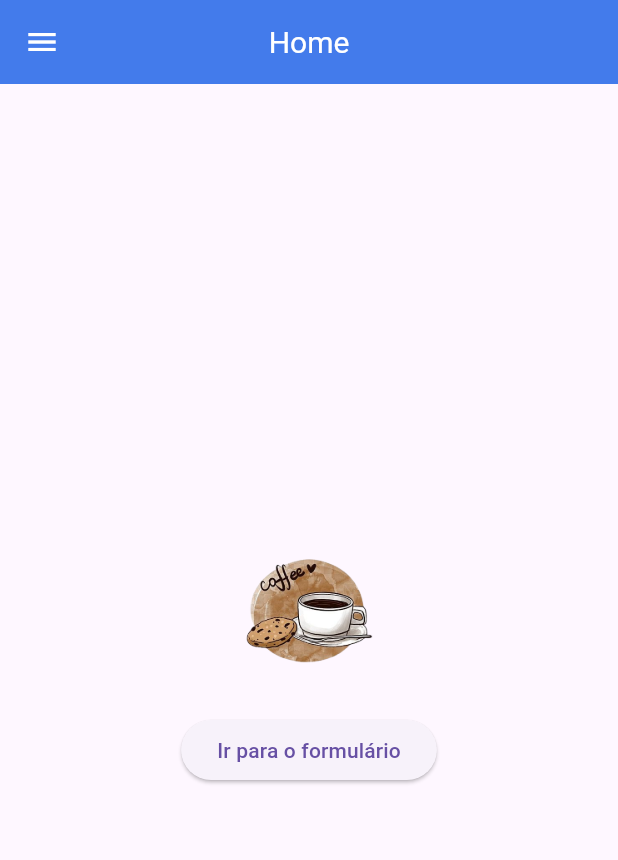
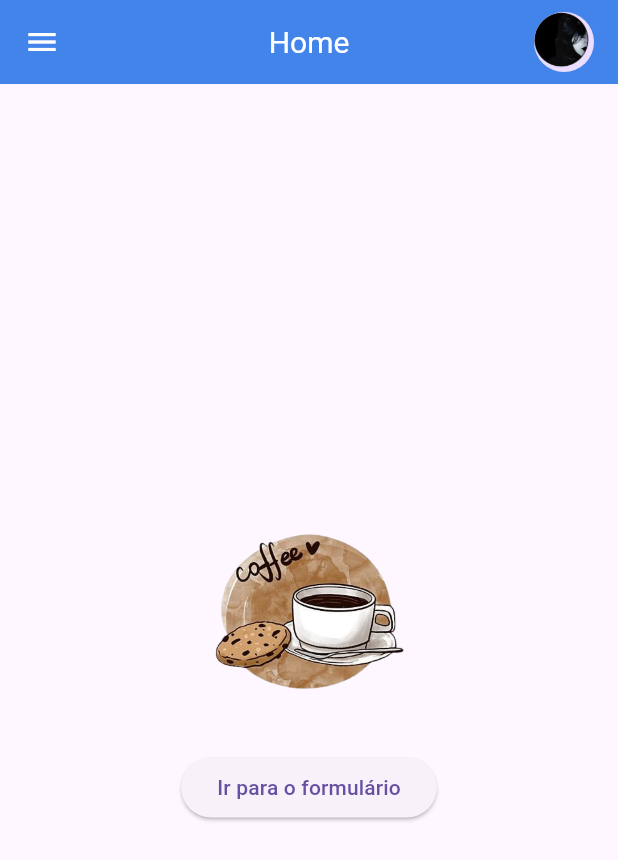
Before and after one commit to alessandragaleno/bem_vindo, a Flutter app: the screen it shows after launch, on a phone screen of 412 x 824 dp. Shown: the top 860 px of the screen. Run offline on Flutter 3.47's test engine with Material 3 defaults, Android fonts, the phone set to English and light mode, and no system bars.

Commit message:
alteraçaõ na foto de perfil, dentro do home.dart

```diff
--- a/lib/screens/home_screen.dart
+++ b/lib/screens/home_screen.dart
@@ -6,10 +6,10 @@ class HomeScreen extends StatelessWidget {
     return Scaffold(
       appBar: AppBar(
         title: Text('Home'),
-        centerTitle: true, // true deve estar em minúsculas
-        backgroundColor: Color.fromARGB(255, 67, 123, 235),
+        centerTitle: true,
+        backgroundColor: Color.fromARGB(255, 67, 132, 235), //0xff => #
         titleTextStyle: TextStyle(
-          color: Colors.white,
+          color: Colors.white, // Cor do texto de AppBar
           fontSize: 20,
         ),
         leading: Builder(
@@ -19,6 +19,52 @@ class HomeScreen extends StatelessWidget {
             onPressed: () => Scaffold.of(context).openDrawer(),
           ),
         ),
+        actions: [
+          Padding(
+            padding: const EdgeInsets.only(right: 16.0),
+            // Foto de perfil do usuário no lado direito
+            child: GestureDetector(
+              onTap: () {
+                // Ação ao clicar na foto de perfil
+                showDialog(
+                  context: context,
+                  builder: (BuildContext context) {
+                    return Dialog(
+                      shape: RoundedRectangleBorder(
+                        borderRadius: BorderRadius.circular(20),
+                      ),
+                      child: Container(
+                        padding: EdgeInsets.all(10),
+                        child: Column(
+                          mainAxisSize: MainAxisSize.min,
+                          children: <Widget>[
+                            //exibir a imagrm arredondada
+                            ClipOval(
+                              child: Image.asset('lib/assets/images/alexya.png',
+                              width: 200, // largura da imagem
+                              height: 200,
+                              fit: BoxFit.cover, //faz a imagem cobrir o circulo
+                              // altura da imagem
+                              ),
+                              ),
+                              SizedBox(height: 10),
+                               TextButton(
+                                onPressed: () {
+                                  Navigator.of(context).pop(); //fecha a foto
+                                },
+                          child: Text("Fechar"),
+                        ),
+                      ],),
+                    ), );
+                  },
+                );
+              },
+              child: CircleAvatar(
+                backgroundImage: AssetImage('lib/assets/images/alexya.png'),
+              ),
+            ),
+          )
+        ],
       ),
       drawer: Drawer(
         child: ListView(
@@ -41,7 +87,7 @@ class HomeScreen extends StatelessWidget {
               title: Text('Página Inicial'),
               onTap: () {
                 // Ação ao clicar
-                Navigator.pop(context); // fecha o drawer
+                Navigator.pop(context); // Fecha o drawer
               },
             ),
             ListTile(
@@ -49,7 +95,15 @@ class HomeScreen extends StatelessWidget {
               title: Text('Configurações'),
               onTap: () {
                 // Ação ao clicar
-                Navigator.pop(context);
+                Navigator.pop(context); //Fecha o drawer
+              },
+            ),
+            ListTile(
+              leading: Icon(Icons.exit_to_app),
+              title: Text('Sair'),
+              onTap: () {
+                // Ação ao clicar
+                Navigator.pop(context); // Fecha o drawer
               },
             ),
           ],
@@ -60,9 +114,9 @@ class HomeScreen extends StatelessWidget {
           mainAxisAlignment: MainAxisAlignment.center,
           children: [
             Image.asset(
-              'lib/assets/images/café.png', // Caminho para a imagem local
+              'lib/assets/images/café.png', // caminho para imagem local
               width: 150,
-              height: 100,
+              height: 150,
             ),
             SizedBox(height: 20),
             ElevatedButton(
--- a/pubspec.yaml
+++ b/pubspec.yaml
@@ -60,6 +60,7 @@ flutter:
 
   assets:
     - lib/assets/images/café.png
+    - lib/assets/images/alexya.png
 
   # To add assets to your application, add an assets section, like this:
   # assets:
```
Also changed, not shown: lib/assets/images/alexya.png (added).
